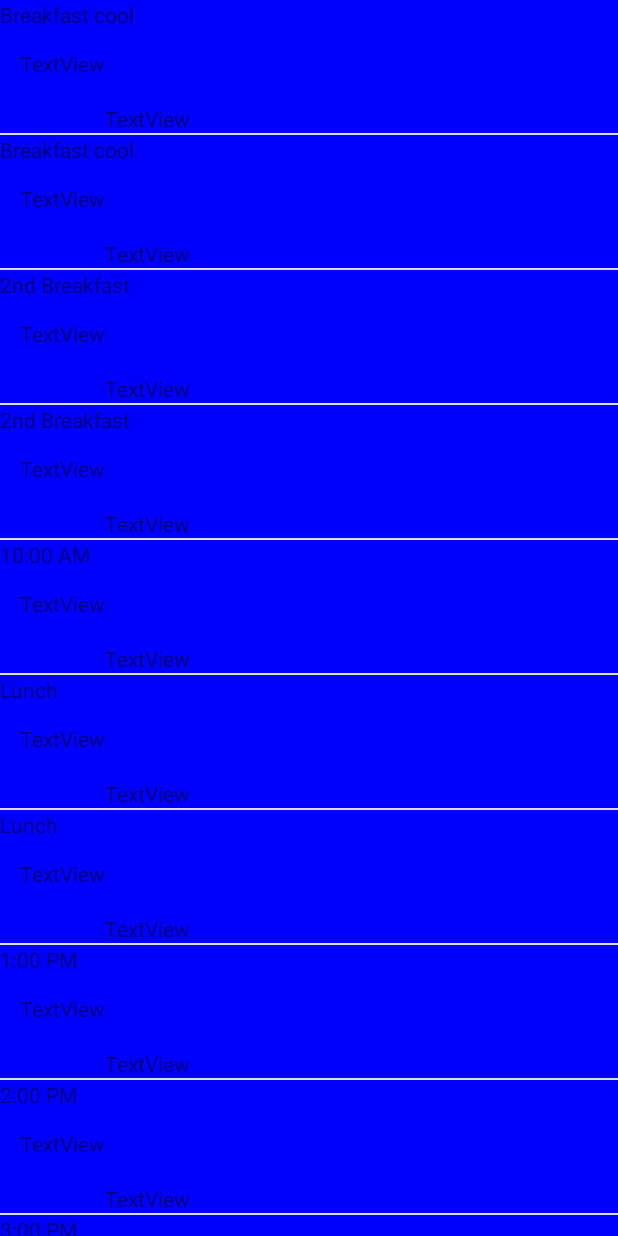
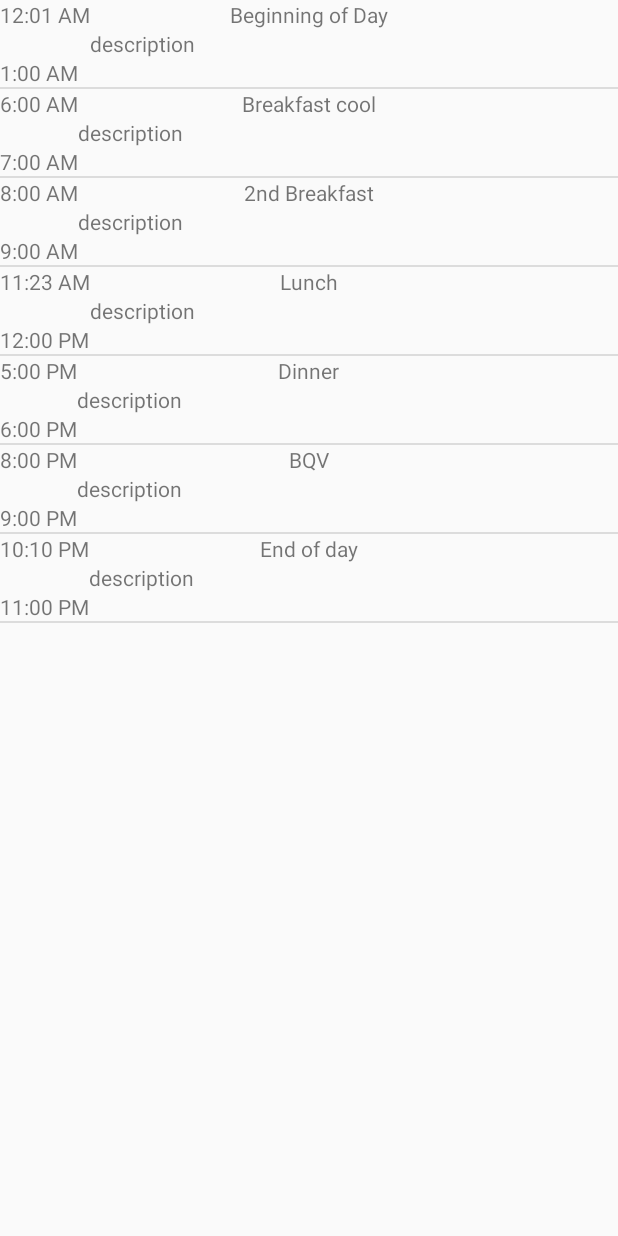
Before and after one commit to CS262-f-TeamFly/CalvinDiningMaterials, an Android app: the screen it shows after launch (MainActivity), on a phone screen of 412 x 824 dp. Run offline under Robolectric (Android 15) with nearby library versions, the phone set to English and light mode, and no system bars.

Commit message:
Different format that doesn't look terrible Merge branch 'master' of https://github.com/CS262-f-TeamFly/Client
# Conflicts:
#	CalvinDiningHall/app/src/main/java/calvin/a262teamf/calvindininghall/MainActivity.java

```diff
--- a/CalvinDiningHall/app/src/main/java/calvin/a262teamf/calvindininghall/EventListAdapter.java
+++ b/CalvinDiningHall/app/src/main/java/calvin/a262teamf/calvindininghall/EventListAdapter.java
@@ -38,11 +38,14 @@ public class EventListAdapter extends BaseAdapter {
             this.endTime = endTime;
         }
     }
+    // Only difference is from times gregorian calendar to string.
     static class DisplayItem {
-        public final String time;
+        public final String beginTime;
+        public final String endTime;
         public final Event event;
-        public DisplayItem(String time, Event event){
-            this.time = time;
+        public DisplayItem(String beginTime, String endTime, Event event){
+            this.beginTime = beginTime;
+            this.endTime = endTime;
             this.event = event;
         }
     }
@@ -67,7 +70,7 @@ public class EventListAdapter extends BaseAdapter {
                 displayItems.clear();
                 Log.d("X", "run: uhh, setevents " + events.length);
                 if (events.length > 0) {
-                    // Sort events by end time
+                    // Sort events by end time ++++++++++++++++++++++++++++++++++++++++++++++++++++++++++++++++++++++++++++++
                     Arrays.sort(events, new Comparator<Event>() {
                         @Override
                         public int compare(Event o1, Event o2) {
@@ -76,6 +79,10 @@ public class EventListAdapter extends BaseAdapter {
                     });
                     // Store latest end time into variable
                     int endHour = events[events.length - 1].endTime.get(Calendar.HOUR_OF_DAY);
+                    // Set endHour to be the latest hour + 1 hour
+                    endHour = Math.min(23, endHour + 1); // TODO fix if latest thing in schedule goes to 11pm or 23HH because hour 24 isn't allowed
+
+                    // Sort events by start time -------------------------------------------------------------------------------
                     Log.d("X", "endHour comes from " + events[events.length - 1].name + " and is " + endHour);
                     // Sort events by begin time
                     Arrays.sort(events, new Comparator<Event>() {
@@ -84,18 +91,29 @@ public class EventListAdapter extends BaseAdapter {
                             return o1.beginTime.compareTo(o2.beginTime);
                         }
                     });
+                    int startHour = events[0].beginTime.get(Calendar.HOUR_OF_DAY);
+                    // Set startHour to be first hour - 1 hour
+                    startHour = Math.max(0, startHour - 1);
+
                     // Set displayItems
                     DateFormat timeFormat = android.text.format.DateFormat.getTimeFormat(context);
-                    int startHour = events[0].beginTime.get(Calendar.HOUR_OF_DAY);
                     Log.d("X", "startHour comes from " + events[0].name + " and is " + startHour);
-                    GregorianCalendar formattingCalendar = (GregorianCalendar) events[0].beginTime.clone();
-                    for (int fieldId = Calendar.MINUTE; fieldId <= Calendar.MILLISECOND; fieldId++) {
-                        formattingCalendar.set(fieldId, 0);
-                    }
+
+
+                    // GregorianCalendar formattingCalendar = (GregorianCalendar) events[0].beginTime.clone();
+                    //for (int fieldId = Calendar.MINUTE; fieldId <= Calendar.MILLISECOND; fieldId++) {
+                    //    formattingCalendar.set(fieldId, 0);
+                    //}
                     Log.v("X", "startHour = " + startHour + ", endHour = " + endHour);
+
+                    // TODO Make this better. It looks terrible right now
+                    // Version that does it per hour
+                    /*
                     for (int i = startHour; i < endHour; i++) {
                         Log.v("X", "Running for loop");
                         Event displayEvent = null;
+
+                        // Check to see if each hour is in the event.
                         for (Event event : events) {
                             if (event.beginTime.get(Calendar.HOUR_OF_DAY) <= i && i <= event.endTime.get(Calendar.HOUR_OF_DAY)) {
                                 displayEvent = event;
@@ -103,11 +121,26 @@ public class EventListAdapter extends BaseAdapter {
                         }
                         formattingCalendar.set(Calendar.HOUR_OF_DAY, i);
                         DisplayItem displayItem = new DisplayItem(
-                                timeFormat.format(formattingCalendar.getTime()),
-                                displayEvent);
+                                timeFormat.format(formattingCalendar.getTime()), // startTime
+                                timeFormat.format(formattingCalendar.getTime()), // endTime
+                                displayEvent); // event
+
+
+
+                        displayItems.add(displayItem);
+                    }*/
+                    // Version that does it per event
+                    for (Event event: events) {
+                        DisplayItem displayItem = new DisplayItem(
+                                timeFormat.format(event.beginTime.getTime()),
+                                timeFormat.format(event.endTime.getTime()),
+                                event
+                        );
                         displayItems.add(displayItem);
                     }
                 }
+
+
                 notifyDataSetChanged(); // rerun getView to notice new changes
             }
         });
@@ -134,12 +167,13 @@ public class EventListAdapter extends BaseAdapter {
         Log.v("X", "Changing text " + String.valueOf(position));
         TimeLabel tl = (TimeLabel)layoutInflater.inflate(R.layout.time_label, parent, false);
         DisplayItem displayItem = this.displayItems.get(position);
+
+        // TODO use something better than an if else
         if (displayItem.event != null) {
-            tl.set(false, displayItem.event.name);
+            tl.set(true, displayItem.event.name, displayItem.beginTime, displayItem.endTime);
         } else {
-            tl.set(false, displayItem.time);
+            tl.set(false, displayItem.event.name, displayItem.beginTime, displayItem.endTime);
         }
         return tl;
     }
-
 }
--- a/CalvinDiningHall/app/src/main/java/calvin/a262teamf/calvindininghall/MainActivity.java
+++ b/CalvinDiningHall/app/src/main/java/calvin/a262teamf/calvindininghall/MainActivity.java
@@ -18,12 +18,14 @@ public class MainActivity extends AppCompatActivity {
         ((ListView)findViewById(R.id.times)).setAdapter(timesEventAdapter);
         // Test Events
         timesEventAdapter.setEvents(new EventListAdapter.Event[]{
+                new EventListAdapter.Event("Beginning of Day", new GregorianCalendar(2016, 10, 1, 0, 1), new GregorianCalendar(2016, 10, 1, 1, 0)),
                 new EventListAdapter.Event("Breakfast cool", new GregorianCalendar(2016, 10, 1, 6, 0), new GregorianCalendar(2016, 10, 1, 7, 0)),
                 new EventListAdapter.Event("2nd Breakfast", new GregorianCalendar(2016, 10, 1, 8, 0), new GregorianCalendar(2016, 10, 1, 9, 0)),
-                new EventListAdapter.Event("Lunch", new GregorianCalendar(2016, 10, 1, 11, 0), new GregorianCalendar(2016, 10, 1, 12, 0)),
+                new EventListAdapter.Event("Lunch", new GregorianCalendar(2016, 10, 1, 11, 23), new GregorianCalendar(2016, 10, 1, 12, 0)),
                 new EventListAdapter.Event("Dinner", new GregorianCalendar(2016, 10, 1, 17, 0), new GregorianCalendar(2016, 10, 1, 18, 0)),
                 new EventListAdapter.Event("BQV", new GregorianCalendar(2016, 10, 1, 20, 0), new GregorianCalendar(2016, 10, 1, 21, 0)),
+                new EventListAdapter.Event("End of day", new GregorianCalendar(2016, 10, 1, 22, 10), new GregorianCalendar(2016, 10, 1, 23, 0)),
         });
-        // TODO add swipe from right menu
+        // TODO add swipe from right menu or left. But I think right is easier on the hand
     }
 }
--- a/CalvinDiningHall/app/src/main/java/calvin/a262teamf/calvindininghall/TimeLabel.java
+++ b/CalvinDiningHall/app/src/main/java/calvin/a262teamf/calvindininghall/TimeLabel.java
@@ -2,6 +2,7 @@ package calvin.a262teamf.calvindininghall;
 
 import android.content.Context;
 import android.content.res.Resources;
+import android.media.Rating;
 import android.util.AttributeSet;
 import android.util.TypedValue;
 import android.view.LayoutInflater;
@@ -17,6 +18,8 @@ import android.widget.TextView;
 
 public class TimeLabel extends RelativeLayout {
     private TextView name;
+    private TextView beginTime;
+    private TextView endTime;
 
     public TimeLabel(Context context) {
         super(context);
@@ -39,12 +42,14 @@ public class TimeLabel extends RelativeLayout {
         // Get theme
         TypedValue typedValue = new TypedValue();
         Resources.Theme theme = getContext().getTheme();
-        theme.resolveAttribute(R.attr.colorAccent, typedValue, true);
+        theme.resolveAttribute(android.R.attr.colorBackground, typedValue, true);
         int color = typedValue.data;
+
+        // TODO make own color for this http://stackoverflow.com/a/30905173/2948122
         if (isCurrent) { // Highlight block
-            setBackgroundColor(0xff00ff00);
+            setBackgroundColor(color);
         } else { // Dehighlight block
-            setBackgroundColor(0xff0000ff);
+            setBackgroundColor(color);
         }
     }
 
@@ -52,10 +57,14 @@ public class TimeLabel extends RelativeLayout {
     protected void onFinishInflate() {
         super.onFinishInflate();
         this.name = (TextView)findViewById(R.id.name);
+        this.beginTime = (TextView)findViewById(R.id.beginTime);
+        this.endTime = (TextView)findViewById(R.id.endTime);
     }
 
-    public void set(Boolean isCurrent, String name) {
+    public void set(Boolean isCurrent, String name, String beginTime, String endTime) {
         setIsCurrent(isCurrent);
         this.name.setText(name);
+        this.beginTime.setText(beginTime);
+        this.endTime.setText(endTime);
     }
 }
--- a/CalvinDiningHall/app/src/main/res/layout/activity_main.xml
+++ b/CalvinDiningHall/app/src/main/res/layout/activity_main.xml
@@ -12,7 +12,5 @@
     <ListView
         android:layout_width="match_parent"
         android:layout_height="match_parent"
-        android:id="@+id/times"
-        android:layout_alignParentTop="true"
-        android:layout_alignParentStart="true" />
+        android:id="@+id/times" />
 </RelativeLayout>
--- a/CalvinDiningHall/app/src/main/res/layout/time_label.xml
+++ b/CalvinDiningHall/app/src/main/res/layout/time_label.xml
@@ -4,27 +4,34 @@
     android:layout_height="match_parent">
 
     <TextView
-        android:text="TextView"
-        android:layout_width="match_parent"
+        android:text="Start"
+        android:layout_width="wrap_content"
         android:layout_height="wrap_content"
-        android:id="@+id/name" />
+        android:id="@+id/beginTime"
+        android:layout_alignParentTop="true"
+        android:layout_alignParentStart="true" />
 
     <TextView
-        android:text="TextView"
+        android:text="description"
         android:layout_width="wrap_content"
         android:layout_height="wrap_content"
+        android:id="@+id/description"
         android:layout_below="@+id/name"
-        android:layout_alignParentStart="true"
-        android:layout_marginStart="13dp"
-        android:layout_marginTop="13dp"
-        android:id="@+id/textView2" />
+        android:layout_toEndOf="@+id/beginTime" />
 
     <TextView
-        android:text="TextView"
+        android:text="name"
         android:layout_width="wrap_content"
         android:layout_height="wrap_content"
-        android:layout_below="@+id/textView2"
-        android:layout_toEndOf="@+id/textView2"
-        android:layout_marginTop="17dp"
-        android:id="@+id/textView3" />
+        android:id="@+id/name"
+        android:layout_alignParentTop="true"
+        android:layout_centerHorizontal="true" />
+
+    <TextView
+        android:text="End"
+        android:layout_width="wrap_content"
+        android:layout_height="wrap_content"
+        android:id="@+id/endTime"
+        android:layout_below="@+id/description"
+        android:layout_alignParentStart="true" />
 </calvin.a262teamf.calvindininghall.TimeLabel>
--- a/CalvinDiningHall/app/src/main/res/values-v21/styles.xml
+++ b/CalvinDiningHall/app/src/main/res/values-v21/styles.xml
@@ -1,6 +1,6 @@
 <?xml version="1.0" encoding="utf-8"?>
 <resources>
-
+        <attr format="reference" name="colorCurrentTimeLabel"/>
         <style name="AppTheme" parent="Theme.AppCompat.Light.NoActionBar">
         </style>
 </resources>
--- a/CalvinDiningHall/app/src/main/res/values/colors.xml
+++ b/CalvinDiningHall/app/src/main/res/values/colors.xml
@@ -2,5 +2,4 @@
 <resources>
     <color name="colorPrimary">#660000</color>
     <color name="colorPrimaryDark">#660000</color>
-    <color name="currentTimeLabel">#123412</color>
 </resources>
--- a/CalvinDiningHall/app/src/main/res/values/styles.xml
+++ b/CalvinDiningHall/app/src/main/res/values/styles.xml
@@ -1,8 +1,7 @@
 <resources>
-
+    <attr format="reference" name="colorCurrentTimeLabel"/>
     <!-- Base application theme. -->
     <style name="AppTheme" parent="Theme.AppCompat.Light.NoActionBar">
     </style>
 
-
 </resources>
```
